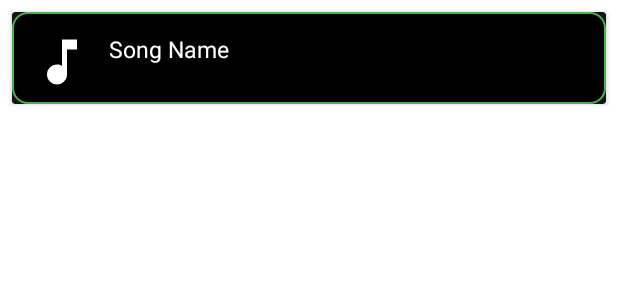
After one commit to man-than-shar-ma/nJoy-muZic, an Android app: the layout list_item.xml on its own in the app's theme, with its tools: preview values and no code run, on a phone screen of 412 x 824 dp. The commit adds this screen. Shown: the top 300 px of the screen. Run offline under Robolectric (Android 15) with nearby library versions, the phone set to English and light mode, and no system bars.

Commit message:
Adding Custom ListView

```diff
--- a/app/src/main/java/com/manthansharma/njoymuzic/MainActivity.java
+++ b/app/src/main/java/com/manthansharma/njoymuzic/MainActivity.java
@@ -10,8 +10,13 @@ import android.content.pm.PackageManager;
 import android.os.Build;
 import android.os.Bundle;
 import android.os.Environment;
+import android.view.LayoutInflater;
+import android.view.View;
+import android.view.ViewGroup;
 import android.widget.ArrayAdapter;
+import android.widget.BaseAdapter;
 import android.widget.ListView;
+import android.widget.TextView;
 import android.widget.Toast;
 
 import java.io.File;
@@ -30,6 +35,7 @@ public class MainActivity extends AppCompatActivity {
 
         listView = findViewById(R.id.listViewSong);
         checkRunTimePermission();
+        displaySongs();
 
     }
 
@@ -43,7 +49,7 @@ public class MainActivity extends AppCompatActivity {
     public void onRequestPermissionsResult(int requestCode, @NonNull String[] permissions, @NonNull int[] grantResults) {
         super.onRequestPermissionsResult(requestCode, permissions, grantResults);
             if(grantResults.length>0 && grantResults[0]==PackageManager.PERMISSION_GRANTED){
-                displaySongs();
+
                 //Permission Granted
             }
             else if (Build.VERSION.SDK_INT >= 23 && !shouldShowRequestPermissionRationale(permissions[0])) {
@@ -83,7 +89,37 @@ public class MainActivity extends AppCompatActivity {
         for(int i = 0; i< mySongs.size(); i++){
             items[i] = mySongs.get(i).getName().toString().replace(".mp3","").replace(".wav","");
         }
-        ArrayAdapter<String> myAdapter = new ArrayAdapter<String>(this, android.R.layout.simple_list_item_1, items);
-        listView.setAdapter(myAdapter);
+
+        CustomAdapter customAdapter = new CustomAdapter();
+        listView.setAdapter(customAdapter);
+    }
+
+    class CustomAdapter extends BaseAdapter{
+
+        @Override
+        public int getCount() {
+            return items.length;
+        }
+
+        @Override
+        public Object getItem(int i) {
+            return null;
+        }
+
+        @Override
+        public long getItemId(int i) {
+            return 0;
+        }
+
+        @Override
+        public View getView(int i, View view, ViewGroup viewGroup) {
+
+            View myView = getLayoutInflater().inflate(R.layout.list_item,null);
+
+            TextView textSong = myView.findViewById(R.id.txtSongName);
+            textSong.setSelected(true);
+            textSong.setText(items[i]);
+            return myView;
+        }
     }
 }
--- /dev/null
+++ b/app/src/main/res/drawable/ic_music.xml
@@ -0,0 +1,5 @@
+<vector android:height="24dp" android:tint="#FFFFFF"
+    android:viewportHeight="24" android:viewportWidth="24"
+    android:width="24dp" xmlns:android="http://schemas.android.com/apk/res/android">
+    <path android:fillColor="@android:color/white" android:pathData="M12,3v10.55c-0.59,-0.34 -1.27,-0.55 -2,-0.55 -2.21,0 -4,1.79 -4,4s1.79,4 4,4 4,-1.79 4,-4V7h4V3h-6z"/>
+</vector>
--- /dev/null
+++ b/app/src/main/res/drawable/list_bg.xml
@@ -0,0 +1,9 @@
+<?xml version="1.0" encoding="utf-8"?>
+<shape xmlns:android="http://schemas.android.com/apk/res/android"
+    android:shape="rectangle"
+    android:innerRadius="5dp">
+    <solid android:color="@color/black" />
+    <stroke android:width="1dp"
+        android:color="#4CAF50"/>
+    <corners android:radius="10dp"/>
+</shape>
--- a/app/src/main/res/layout/activity_main.xml
+++ b/app/src/main/res/layout/activity_main.xml
@@ -4,6 +4,7 @@
     xmlns:tools="http://schemas.android.com/tools"
     android:layout_width="match_parent"
     android:layout_height="match_parent"
+    android:background="#141414"
     tools:context=".MainActivity">
 
     <ListView
@@ -13,6 +14,7 @@
         android:padding="8dp"
         android:layout_width="match_parent"
         android:layout_height="match_parent"
+        tools:listitem="@layout/list_item"
         >
 
     </ListView>
--- /dev/null
+++ b/app/src/main/res/layout/list_item.xml
@@ -0,0 +1,49 @@
+<?xml version="1.0" encoding="utf-8"?>
+<androidx.cardview.widget.CardView xmlns:android="http://schemas.android.com/apk/res/android"
+    android:layout_width="match_parent"
+    android:layout_height="wrap_content"
+    android:layout_marginTop="8dp"
+    android:layout_marginStart="8dp"
+    android:layout_marginEnd="8dp"
+    android:backgroundTint="#141414"
+    android:elevation="0dp"
+    >
+    <RelativeLayout
+        android:layout_width="match_parent"
+        android:layout_height="wrap_content"
+        android:padding="8dp"
+        android:background="@drawable/list_bg"
+        >
+        <ImageView
+            android:id="@+id/imgSong"
+            android:layout_width="40dp"
+            android:layout_height="40dp"
+            android:layout_alignParentStart="true"
+            android:layout_alignParentTop="true"
+            android:layout_marginStart="5dp"
+            android:layout_marginTop="5dp"
+            android:src="@drawable/ic_music"
+            >
+        </ImageView>
+
+        <TextView
+            android:id="@+id/txtSongName"
+            android:layout_alignParentEnd="true"
+            android:layout_marginStart="5dp"
+            android:layout_marginEnd="5dp"
+            android:layout_toEndOf="@+id/imgSong"
+            android:padding="6dp"
+            android:textColor="#FFFFFF"
+            android:text="Song Name"
+            android:textSize="15sp"
+            android:singleLine="true"
+            android:marqueeRepeatLimit="marquee_forever"
+            android:ellipsize="marquee"
+            android:layout_width="wrap_content"
+            android:layout_height="40dp"
+            android:scrollHorizontally="true"
+            >
+        </TextView>
+    </RelativeLayout>
+
+</androidx.cardview.widget.CardView>
```
